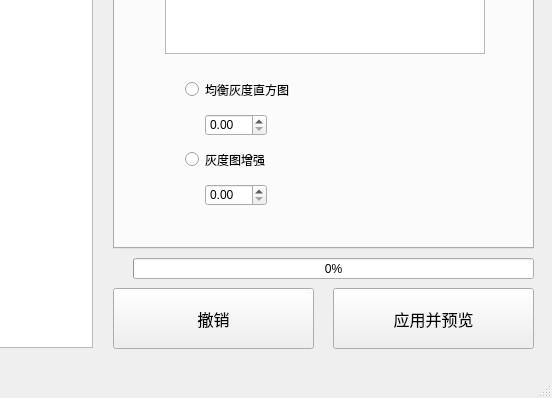
xzx1449/DIP-assignment, file gui/main.ui: the form before one commit; both pictures show x 727 to 1279 and y 322 to 720 of the 1279 by 720 pixel window.
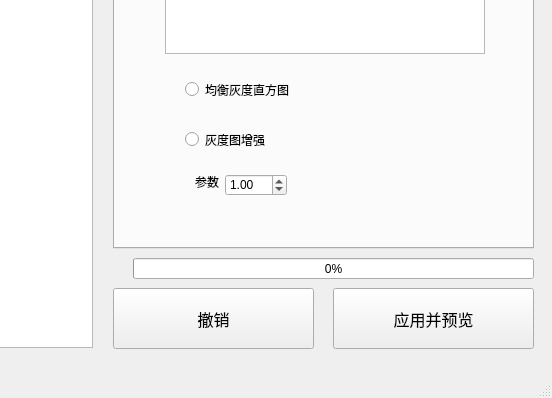
The form after the commit.

What changed in the file:
```diff
--- a/gui/main.ui
+++ b/gui/main.ui
@@ -76,7 +76,7 @@
       <property name="geometry">
        <rect>
         <x>70</x>
-        <y>370</y>
+        <y>350</y>
         <width>111</width>
         <height>31</height>
        </rect>
@@ -88,24 +88,36 @@
        <string notr="true">choiceButtonGroup</string>
       </attribute>
      </widget>
-     <widget class="QDoubleSpinBox" name="para111">
-      <property name="geometry">
-       <rect>
-        <x>90</x>
-        <y>340</y>
-        <width>62</width>
-        <height>22</height>
-       </rect>
-      </property>
-     </widget>
      <widget class="QDoubleSpinBox" name="para121">
       <property name="geometry">
        <rect>
-        <x>90</x>
-        <y>410</y>
+        <x>110</x>
+        <y>400</y>
         <width>62</width>
         <height>22</height>
        </rect>
+      </property>
+      <property name="maximum">
+       <double>2.000000000000000</double>
+      </property>
+      <property name="singleStep">
+       <double>0.200000000000000</double>
+      </property>
+      <property name="value">
+       <double>1.000000000000000</double>
+      </property>
+     </widget>
+     <widget class="QLabel" name="label_15">
+      <property name="geometry">
+       <rect>
+        <x>80</x>
+        <y>400</y>
+        <width>31</width>
+        <height>16</height>
+       </rect>
+      </property>
+      <property name="text">
+       <string>参数</string>
       </property>
      </widget>
     </widget>
```
